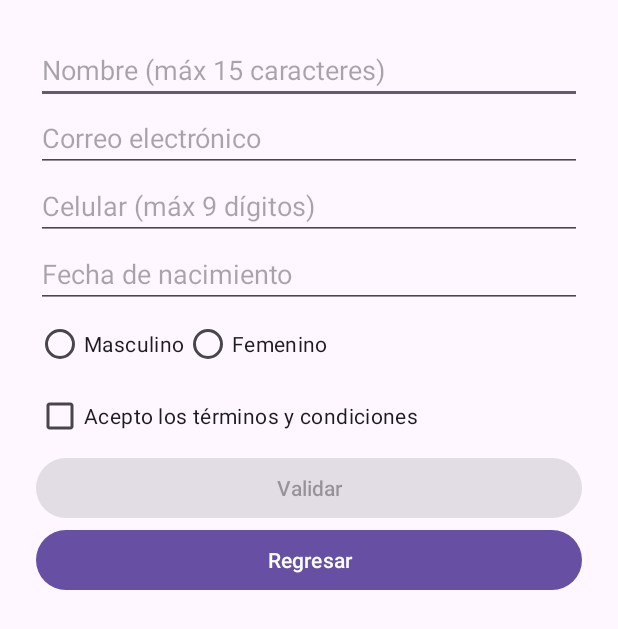
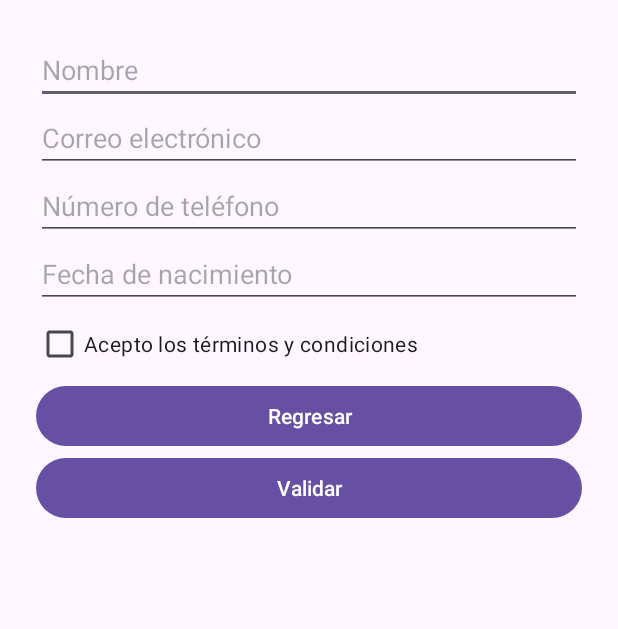
Before and after one commit to htejadag/CM2025EP, an Android app: the Registro screen opened directly, with no data from a screen before it, on a phone screen of 412 x 824 dp. Shown: the top 629 px of the screen. Run offline under Robolectric (Android 15) with nearby library versions, the phone set to English and light mode, and no system bars.

Commit message:
errores final

```diff
--- a/app/src/main/java/com/example/examenparcial/Registro.java
+++ b/app/src/main/java/com/example/examenparcial/Registro.java
@@ -10,11 +10,13 @@ import androidx.core.graphics.Insets;
 import androidx.core.view.ViewCompat;
 import androidx.core.view.WindowInsetsCompat;
 import android.os.Bundle;
+import android.text.InputFilter;
 import android.util.Patterns;
 import android.widget.Button;
 import android.widget.CheckBox;
 import android.widget.EditText;
 import android.widget.RadioGroup;
+import android.widget.Toast;
 
 import androidx.appcompat.app.AppCompatActivity;
 
@@ -22,10 +24,9 @@ import java.util.Calendar;
 
 public class Registro extends AppCompatActivity {
 
-        EditText etNombre, etCorreo, etCelular, etFechaNacimiento;
-        RadioGroup rgGenero;
-        CheckBox cbTerminos;
-        Button btnValidar, btnRegresar;
+    EditText etNombre, etEmail, etTelefono, etFechaNacimiento;
+    Button btnRegresar, btnValidar;
+    CheckBox cbTerminosCondiciones;
 
     @Override
     protected void onCreate(Bundle savedInstanceState) {
@@ -33,63 +34,56 @@ public class Registro extends AppCompatActivity {
         setContentView(R.layout.activity_registro);
 
         etNombre = findViewById(R.id.etNombre);
-            etCorreo = findViewById(R.id.etCorreo);
-            etCelular = findViewById(R.id.etCelular);
+        etEmail = findViewById(R.id.etEmail);
+        etTelefono = findViewById(R.id.etTelefono);
         etFechaNacimiento = findViewById(R.id.etFechaNacimiento);
-            rgGenero = findViewById(R.id.rgGenero);
-            cbTerminos = findViewById(R.id.cbTerminos);
+        btnRegresar = findViewById(R.id.btnRegresar);
         btnValidar = findViewById(R.id.btnValidar);
-            btnRegresar = findViewById(R.id.btnRegresar);
+        cbTerminosCondiciones = findViewById(R.id.cbTerminosCondiciones);
 
-            // Selección de fecha con DatePicker
-            etFechaNacimiento.setOnClickListener(v -> showDatePicker());
+        int maxNombreLength = getResources().getInteger(R.integer.max_longitud_nombre);
+        etNombre.setFilters(new InputFilter[] { new InputFilter.LengthFilter(maxNombreLength) });
 
-            // Activar botón validar solo si se aceptan los términos
-            cbTerminos.setOnCheckedChangeListener((buttonView, isChecked) -> btnValidar.setEnabled(isChecked));
+        // Configurar el DatePicker
+        etFechaNacimiento.setOnClickListener(v -> {
+            Calendar calendar = Calendar.getInstance();
+            int year = calendar.get(Calendar.YEAR);
+            int month = calendar.get(Calendar.MONTH);
+            int day = calendar.get(Calendar.DAY_OF_MONTH);
 
-            btnValidar.setOnClickListener(v -> validarDatos());
+            DatePickerDialog datePickerDialog = new DatePickerDialog(
+                    Registro.this,
+                    (view, year1, monthOfYear, dayOfMonth) -> {
+                        // Mostrar la fecha seleccionada en el EditText
+                        etFechaNacimiento.setText(dayOfMonth + "/" + (monthOfYear + 1) + "/" + year1);
+                    },
+                    year, month, day
+            );
+            datePickerDialog.show();
+        });
 
-            btnRegresar.setOnClickListener(v -> finish()); // Vuelve a MainActivity
+        btnRegresar.setOnClickListener(v -> finish());
+
+        btnValidar.setOnClickListener(v -> {
+            String nombre = etNombre.getText().toString();
+            String email = etEmail.getText().toString();
+            String telefono = etTelefono.getText().toString();
+            String fechaNacimiento = etFechaNacimiento.getText().toString();
+            boolean aceptoTerminos = cbTerminosCondiciones.isChecked();
+
+            if (nombre.isEmpty() || email.isEmpty() || telefono.isEmpty() || fechaNacimiento.isEmpty() || !aceptoTerminos) {
+                Toast.makeText(Registro.this, getString(R.string.error_datos_incompletos), Toast.LENGTH_SHORT).show();
+            } else {
+                if (isValidEmail(email) && telefono.length() <= getResources().getInteger(R.integer.max_longitud_telefono)) {
+                    Toast.makeText(Registro.this, getString(R.string.datos_validos), Toast.LENGTH_SHORT).show();
+                } else {
+                    Toast.makeText(Registro.this, getString(R.string.error_validacion_datos), Toast.LENGTH_SHORT).show();
+                }
+            }
+        });
     }
 
-        private void showDatePicker() {
-            Calendar calendar = Calendar.getInstance();
-            new DatePickerDialog(this, (view, year, month, dayOfMonth) -> {
-                String fecha = dayOfMonth + "/" + (month + 1) + "/" + year;
-                etFechaNacimiento.setText(fecha);
-            },
-                    calendar.get(Calendar.YEAR),
-                    calendar.get(Calendar.MONTH),
-                    calendar.get(Calendar.DAY_OF_MONTH)).show();
-        }
-
-        private void validarDatos() {
-            String nombre = etNombre.getText().toString().trim();
-            String correo = etCorreo.getText().toString().trim();
-            String celular = etCelular.getText().toString().trim();
-            String fecha = etFechaNacimiento.getText().toString().trim();
-            int generoId = rgGenero.getCheckedRadioButtonId();
-
-            if (nombre.isEmpty() || nombre.length() > 15) {
-                mostrarAlerta("Nombre inválido (máx 15 caracteres).");
-            } else if (!Patterns.EMAIL_ADDRESS.matcher(correo).matches()) {
-                mostrarAlerta("Correo electrónico inválido.");
-            } else if (!celular.matches("\\d{9}")) {
-                mostrarAlerta("Número de celular debe tener 9 dígitos.");
-            } else if (fecha.isEmpty()) {
-                mostrarAlerta("Debe ingresar una fecha de nacimiento.");
-            } else if (generoId == -1) {
-                mostrarAlerta("Debe seleccionar un género.");
-            } else {
-                mostrarAlerta("Todos los datos son válidos.");
+    private boolean isValidEmail(String email) {
+        return android.util.Patterns.EMAIL_ADDRESS.matcher(email).matches();
     }
 }
-
-        private void mostrarAlerta(String mensaje) {
-            new AlertDialog.Builder(this)
-                    .setTitle("Validación")
-                    .setMessage(mensaje)
-                    .setPositiveButton("OK", null)
-                    .show();
-        }
-    }
--- a/app/src/main/res/layout/activity_registro.xml
+++ b/app/src/main/res/layout/activity_registro.xml
@@ -1,79 +1,52 @@
-<!-- res/layout/activity_registro.xml -->
-<ScrollView xmlns:android="http://schemas.android.com/apk/res/android"
+<LinearLayout xmlns:android="http://schemas.android.com/apk/res/android"
     android:layout_width="match_parent"
-    android:layout_height="match_parent">
-
-    <LinearLayout
+    android:layout_height="match_parent"
     android:orientation="vertical"
-        android:padding="24dp"
-        android:layout_width="match_parent"
-        android:layout_height="wrap_content">
+    android:padding="24dp">
 
     <EditText
         android:id="@+id/etNombre"
         android:layout_width="match_parent"
         android:layout_height="wrap_content"
-            android:hint="Nombre (máx 15 caracteres)" />
+        android:hint="@string/hint_nombre" />
 
     <EditText
-            android:id="@+id/etCorreo"
+        android:id="@+id/etEmail"
         android:layout_width="match_parent"
         android:layout_height="wrap_content"
-            android:hint="Correo electrónico"
+        android:hint="@string/hint_email"
         android:inputType="textEmailAddress" />
 
     <EditText
-            android:id="@+id/etCelular"
+        android:id="@+id/etTelefono"
         android:layout_width="match_parent"
         android:layout_height="wrap_content"
-            android:hint="Celular (máx 9 dígitos)"
+        android:hint="@string/hint_telefono"
         android:inputType="phone" />
 
     <EditText
         android:id="@+id/etFechaNacimiento"
         android:layout_width="match_parent"
         android:layout_height="wrap_content"
-            android:hint="Fecha de nacimiento"
-            android:focusable="false"
-            android:clickable="true" />
+        android:hint="@string/hint_fecha_nacimiento"
+        android:focusable="false" />
 
-        <RadioGroup
-            android:id="@+id/rgGenero"
+    <CheckBox
+        android:id="@+id/cbTerminosCondiciones"
+        android:layout_width="wrap_content"
+        android:layout_height="wrap_content"
+        android:text="@string/terminos_condiciones" />
+
+    <Button
+        android:id="@+id/btnRegresar"
         android:layout_width="match_parent"
         android:layout_height="wrap_content"
-            android:orientation="horizontal">
-
-            <RadioButton
-                android:id="@+id/rbMasculino"
-                android:layout_width="wrap_content"
-                android:layout_height="wrap_content"
-                android:text="Masculino" />
-
-            <RadioButton
-                android:id="@+id/rbFemenino"
-                android:layout_width="wrap_content"
-                android:layout_height="wrap_content"
-                android:text="Femenino" />
-        </RadioGroup>
-
-        <CheckBox
-            android:id="@+id/cbTerminos"
-            android:layout_width="wrap_content"
-            android:layout_height="wrap_content"
-            android:text="Acepto los términos y condiciones" />
+        android:text="@string/btn_regresar" />
 
     <Button
         android:id="@+id/btnValidar"
         android:layout_width="match_parent"
         android:layout_height="wrap_content"
-            android:text="Validar"
-            android:enabled="false" />
-
-        <Button
-            android:id="@+id/btnRegresar"
-            android:layout_width="match_parent"
-            android:layout_height="wrap_content"
-            android:text="Regresar" />
+        android:text="@string/btn_validar" />
 
 </LinearLayout>
-</ScrollView>
--- a/app/src/main/res/values/integers.xml
+++ b/app/src/main/res/values/integers.xml
@@ -1,3 +1,5 @@
 <resources>
     <integer name="max_longitud_usuario">20</integer>
+    <integer name="max_longitud_nombre">15</integer>
+    <integer name="max_longitud_telefono">9</integer>
 </resources>
--- a/app/src/main/res/values/strings.xml
+++ b/app/src/main/res/values/strings.xml
@@ -4,6 +4,15 @@
         <string name="hint_contrasena">Contraseña</string>
         <string name="boton_iniciar_sesion">Iniciar sesión</string>
         <string name="login_error_msg">Usuario y contraseña deben coincidir</string>
-
+        <string name="hint_nombre">Nombre</string>
+        <string name="hint_email">Correo electrónico</string>
+        <string name="hint_telefono">Número de teléfono</string>
+        <string name="hint_fecha_nacimiento">Fecha de nacimiento</string>
+    <string name="terminos_condiciones">Acepto los términos y condiciones</string>
+    <string name="btn_regresar">Regresar</string>
+    <string name="btn_validar">Validar</string>
+    <string name="error_datos_incompletos">Por favor, complete todos los datos y acepte los términos.</string>
+    <string name="datos_validos">Los datos son correctos y validados.</string>
+    <string name="error_validacion_datos">Correo o teléfono no válidos. Verifique los datos ingresados.</string>
 
 </resources>
```
Lines whose indentation alone changed are shown as unchanged.
